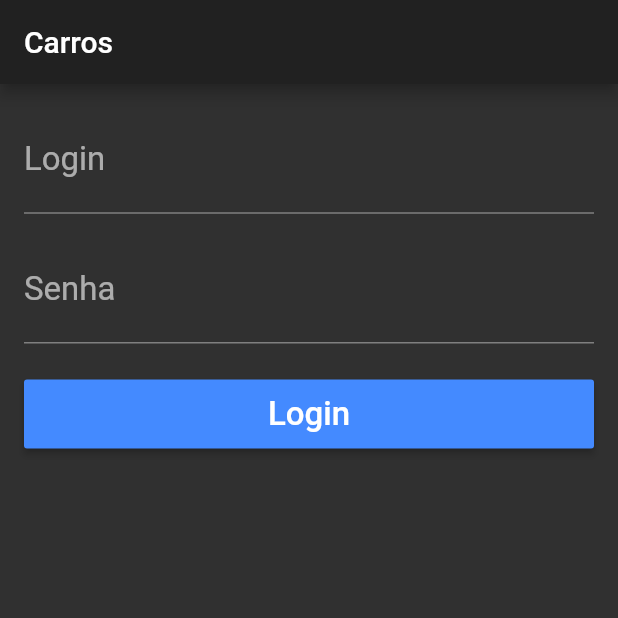
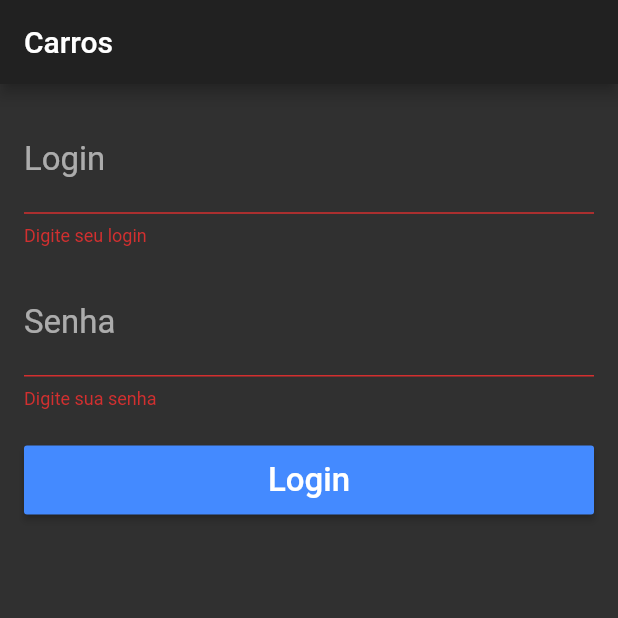
Before and after one commit to danieloliveira138/carros, a Flutter app: the screen it shows after launch, after a tap on "Login", on a phone screen of 412 x 824 dp, the top half of it. Run offline on Flutter 3.47's test engine with Material 2 defaults, Android fonts, the phone set to English and light mode, and no system bars.

Commit message:
extract form components to widgets.

```diff
--- a/lib/pages/login_page.dart
+++ b/lib/pages/login_page.dart
@@ -1,8 +1,25 @@
+import 'package:carros/widgets/app_button.dart';
+import 'package:carros/widgets/app_textfield.dart';
 import 'package:flutter/material.dart';
 
-class LoginPage extends StatelessWidget {
+class LoginPage extends StatefulWidget {
+  @override
+  _LoginPageState createState() => _LoginPageState();
+}
+
+class _LoginPageState extends State<LoginPage> {
   final _loginController = TextEditingController();
+
   final _passwdController = TextEditingController();
+
+  var _formKey = GlobalKey<FormState>();
+
+  final _focusPasswd = FocusNode();
+
+  @override
+  void initState() {
+    super.initState();
+  }
 
   @override
   Widget build(BuildContext context) {
@@ -21,60 +38,65 @@ class LoginPage extends StatelessWidget {
   }
 
   _body() {
-    return Container(
-      margin: EdgeInsets.all(16),
-      child: ListView(
-        children: <Widget>[
-          _textFormField('Login', 'Digite seu login', controller: _loginController),
-          SizedBox(height: 16,),
-          _textFormField('Senha', 'Digite sua senha', obscure: true, controller: _passwdController),
-          SizedBox(height: 24,),
-          _loginButton('Login', _onClickLogin),
-        ],
-      ),
-    );
-  }
-
-  _loginButton(title, onPressed) {
-    return Container(
-          height: 46,
-          child: RaisedButton(
-            color: Colors.blueAccent,
-            child: Text(
-              title,
-              style: TextStyle(
-                color: Colors.white,
-                fontSize: 22,
-              ),
+    return Form(
+      key: _formKey,
+      child: Container(
+        margin: EdgeInsets.all(16),
+        child: ListView(
+          children: <Widget>[
+            AppTextField('Login', 'Digite seu login',
+            controller: _loginController,
+            validator: _validateLogin,
+            textInputAction: TextInputAction.next,
+            nextFocus: _focusPasswd),
+            SizedBox(
+              height: 16,
             ),
-            onPressed: onPressed,
-          ),
-        );
-  }
-
-  _textFormField(labelText, hintText, {obscure = false, controller}) {
-    return TextFormField(
-      controller: controller,
-      obscureText: obscure,
-      style: TextStyle(
-        fontSize: 22,
-      ),
-      decoration: InputDecoration(
-        labelText: labelText,
-        labelStyle: TextStyle(
-          fontSize: 22
+            AppTextField('Senha', 'Digite sua senha',
+              obscure: true,
+              controller: _passwdController,
+              validator: _validatePasswd,
+              keyboardType: TextInputType.number,
+              focusNode: _focusPasswd),
+            SizedBox(
+              height: 24,
+            ),
+            AppButton('Login', _onClickLogin),
+          ],
         ),
-        hintText: hintText,
-        hintStyle: TextStyle(
-            fontSize: 22
-        )
       ),
     );
   }
 
   _onClickLogin() {
-    print('Login: ${_loginController.text}\nPassword: ${_passwdController.text}');
+    bool formOk = _formKey.currentState.validate();
+    if (!formOk) {
+      return;
+    }
+
+    print(
+        'Login: ${_loginController.text}\nPassword: ${_passwdController.text}');
   }
 
+  String _validateLogin(String value) {
+    if (value.isEmpty) {
+      return 'Digite seu login';
+    }
+    return null;
+  }
 
+  String _validatePasswd(String value) {
+    if (value.isEmpty) {
+      return 'Digite sua senha';
+    }
+    if (value.length <= 3) {
+      return 'A senha precisa ter no mínimo 4 letras ou números';
+    }
+    return null;
+  }
+
+  @override
+  void dispose() {
+    super.dispose();
+  }
 }
--- /dev/null
+++ b/lib/widgets/app_button.dart
@@ -0,0 +1,28 @@
+import 'package:flutter/material.dart';
+
+// ignore: must_be_immutable
+class AppButton extends StatelessWidget {
+
+  String title;
+  Function onPressed;
+
+  AppButton(this.title, this.onPressed);
+
+  @override
+  Widget build(BuildContext context) {
+    return Container(
+      height: 46,
+      child: RaisedButton(
+        color: Colors.blueAccent,
+        child: Text(
+          title,
+          style: TextStyle(
+            color: Colors.white,
+            fontSize: 22,
+          ),
+        ),
+        onPressed: onPressed,
+      ),
+    );
+  }
+}
--- /dev/null
+++ b/lib/widgets/app_textfield.dart
@@ -0,0 +1,48 @@
+import 'package:flutter/material.dart';
+
+// ignore: must_be_immutable
+class AppTextField extends StatelessWidget {
+  String labelText;
+  String hintText;
+  TextEditingController controller;
+  bool obscure;
+  FormFieldValidator<String> validator;
+  TextInputType keyboardType;
+  TextInputAction textInputAction;
+  FocusNode focusNode;
+  FocusNode nextFocus;
+
+  AppTextField(this.labelText, this.hintText,
+      {this.controller,
+      this.obscure = false,
+      this.validator,
+      this.keyboardType,
+      this.textInputAction,
+      this.focusNode,
+      this.nextFocus});
+
+  @override
+  Widget build(BuildContext context) {
+    return TextFormField(
+      controller: controller,
+      obscureText: obscure,
+      validator: validator,
+      keyboardType: keyboardType,
+      textInputAction: textInputAction,
+      focusNode: focusNode,
+      onFieldSubmitted: (String text) {
+        if (nextFocus != null) {
+          FocusScope.of(context).requestFocus(nextFocus);
+        }
+      },
+      style: TextStyle(
+        fontSize: 22,
+      ),
+      decoration: InputDecoration(
+          labelText: labelText,
+          labelStyle: TextStyle(fontSize: 22),
+          hintText: hintText,
+          hintStyle: TextStyle(fontSize: 22)),
+    );
+  }
+}
```
